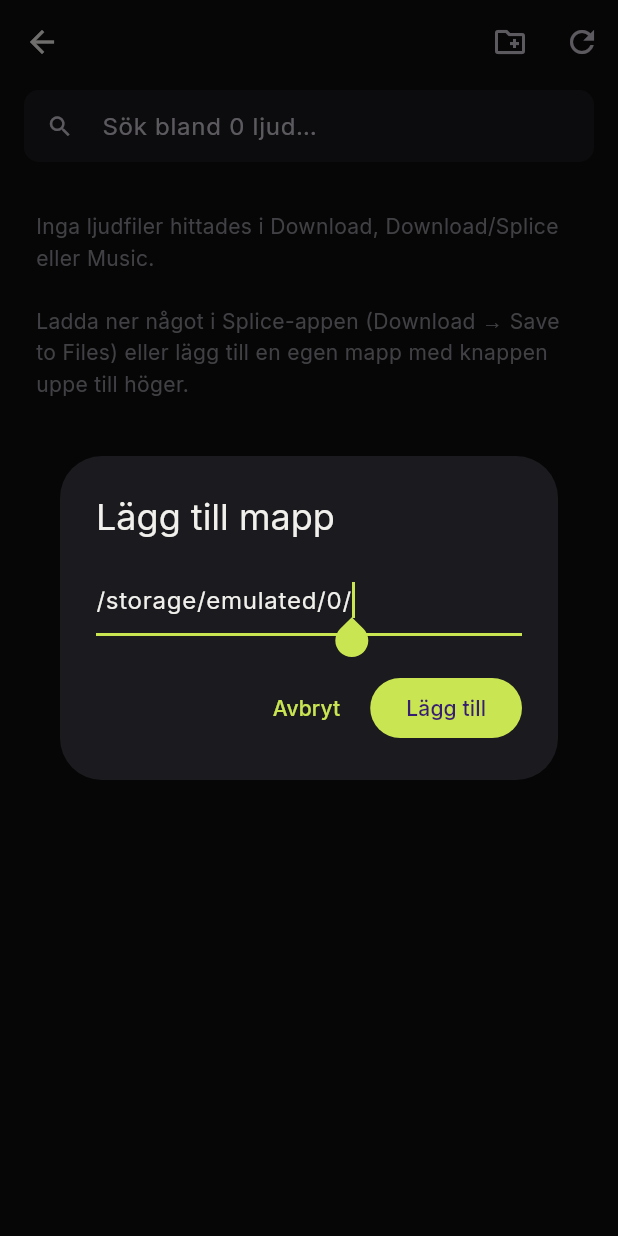
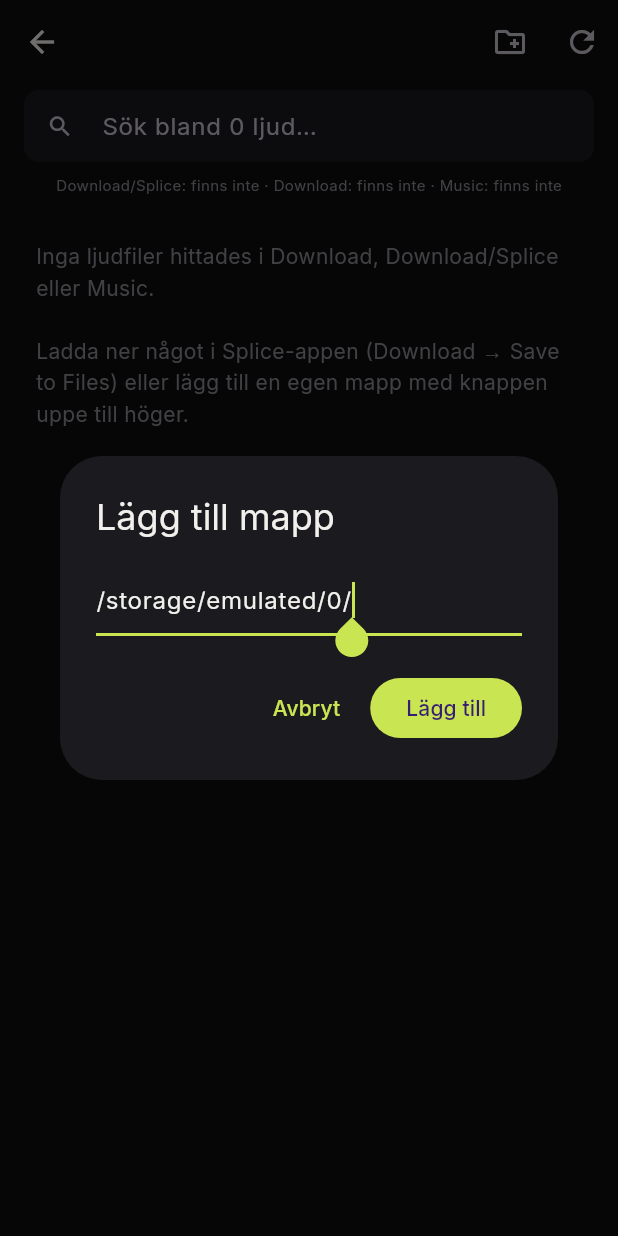
Before and after one commit to AbrahamLink99/beatgo, a Flutter app: the SampleBrowser screen opened directly with empty values, after a tap on the "create new folder" icon, on a phone screen of 412 x 824 dp. Run offline on Flutter 3.47's test engine with Material 3 defaults, Android fonts, the phone set to English and light mode, and no system bars; our stand-ins replace google_fonts, permission_handler, shared_preferences; missing offline and left inert: flutter_soloud; accounts and stored records are empty.

Commit message:
Sample browser: show per-folder scan report for troubleshooting
Co-Authored-By: Claude Fable 5.1 <noreply@anthropic.com>
Claude-Session: https://claude.ai/code/session_01B7qFYYarpnarM9qhWtBMBp

```diff
--- a/lib/samples/library.dart
+++ b/lib/samples/library.dart
@@ -36,6 +36,9 @@ class SampleLibrary {
   String? lastError;
   List<String> extraFolders = [];
 
+  /// Folder → number of audio files found there (or -1 if missing/unreadable). For the UI.
+  final Map<String, int> scanReport = {};
+
   Future<bool> requestPermission() async {
     if (!Platform.isAndroid) return true;
     // Android 13+: READ_MEDIA_AUDIO; older: storage.
@@ -71,8 +74,16 @@ class SampleLibrary {
       if (!ok) {
         lastError = 'Ingen tillgång till ljudfiler. Ge BeatGo behörighet under Appinfo → Behörigheter.';
       } else {
+        scanReport.clear();
         for (final f in [...defaultFolders, ...extraFolders]) {
-          await _walk(Directory(f), found, depth: 0);
+          final before = found.length;
+          final dir = Directory(f);
+          if (!await dir.exists()) {
+            scanReport[f] = -1;
+            continue;
+          }
+          await _walk(dir, found, depth: 0);
+          scanReport[f] = found.length - before;
         }
       }
     } catch (e) {
--- a/lib/ui/sample_browser.dart
+++ b/lib/ui/sample_browser.dart
@@ -120,6 +120,16 @@ class _SampleBrowserState extends State<SampleBrowser> {
             padding: const EdgeInsets.symmetric(horizontal: 16, vertical: 8),
             child: Text(lib.lastError!, style: const TextStyle(color: Colors.orangeAccent, fontSize: 12)),
           ),
+        if (lib.scanReport.isNotEmpty)
+          Padding(
+            padding: const EdgeInsets.fromLTRB(16, 0, 16, 6),
+            child: Text(
+              lib.scanReport.entries
+                  .map((e) => '${e.key.replaceFirst('/storage/emulated/0/', '')}: ${e.value < 0 ? 'finns inte' : '${e.value} filer'}')
+                  .join(' · '),
+              style: const TextStyle(color: Bg.muted, fontSize: 10, height: 1.4),
+            ),
+          ),
         if (all.isEmpty && lib.lastError == null && !lib.scanning.value)
           const Padding(
             padding: EdgeInsets.all(24),
```
